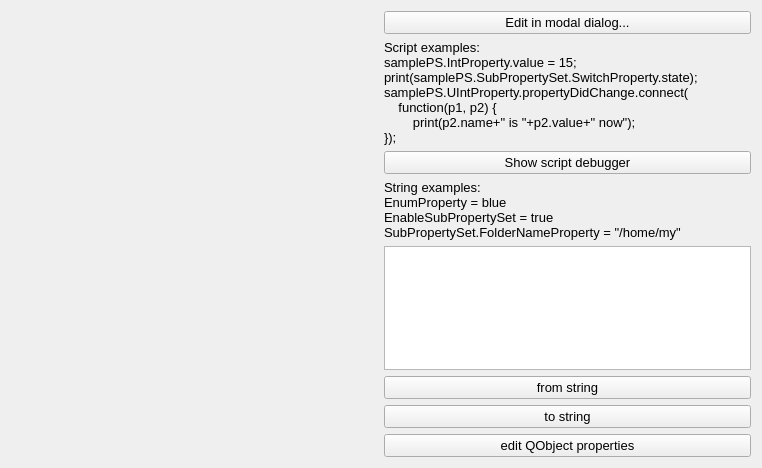
This is Demo/MainWindow.ui in qtinuum/QtnProperty as Qt 5 draws it before an edit. The edited form follows.
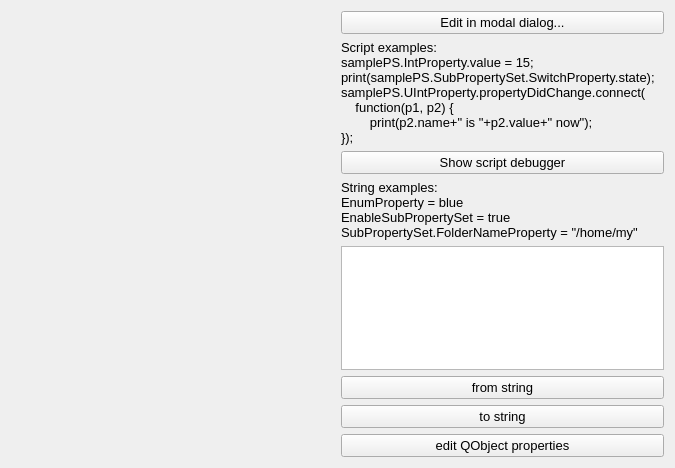
This is the edited form. Custom widgets are drawn as their Qt base class.

Commit message: added reset icon 32x32

What changed in the file:
```diff
--- a/Demo/MainWindow.ui
+++ b/Demo/MainWindow.ui
@@ -9,7 +9,7 @@
    <rect>
     <x>0</x>
     <y>0</y>
-    <width>762</width>
+    <width>675</width>
     <height>468</height>
    </rect>
   </property>
```
The commit also changes 1 other file.
